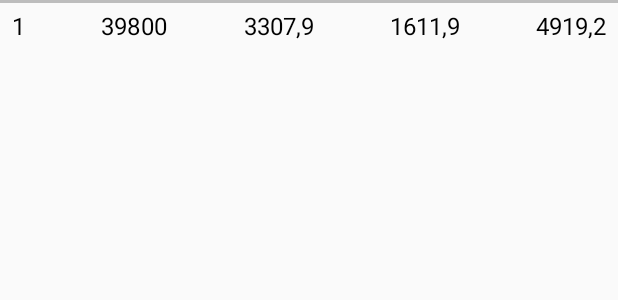
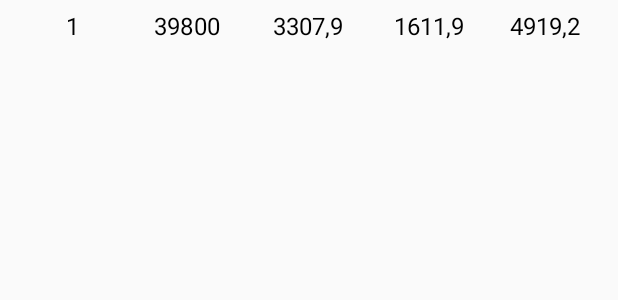
Before and after one commit to Ispas-Catalin/EzMaths, an Android app: the layout rambursari_item.xml on its own in the app's theme, with its tools: preview values and no code run, on a phone screen of 412 x 824 dp. Shown: the top 300 px of the screen. Run offline under Robolectric (Android 15) with nearby library versions, the phone set to English and light mode, and no system bars.

Commit message:
5/20/2020 18:55 commit

```diff
--- a/app/src/main/res/layout/activity_tabel_rambursari.xml
+++ b/app/src/main/res/layout/activity_tabel_rambursari.xml
@@ -28,7 +28,8 @@
         app:layout_constraintHorizontal_bias="0.0"
         app:layout_constraintStart_toStartOf="parent"
         app:layout_constraintTop_toBottomOf="@+id/backbtn"
-        app:layout_constraintVertical_bias="0.0">
+        app:layout_constraintVertical_bias="0.0"
+        android:paddingBottom="16dp">
 
         <androidx.recyclerview.widget.RecyclerView
             android:id="@+id/rambursariRecyclerView"
--- a/app/src/main/res/layout/fragment_rambursari1.xml
+++ b/app/src/main/res/layout/fragment_rambursari1.xml
@@ -110,7 +110,7 @@
         android:layout_marginLeft="8dp"
         android:gravity="center"
         android:hint="i"
-        android:inputType="number"
+        android:inputType="numberDecimal"
         android:textSize="@dimen/nomralTV"
         app:layout_constraintBottom_toBottomOf="@+id/dobandaTV"
         app:layout_constraintStart_toEndOf="@+id/dobandaTV"
--- a/app/src/main/res/layout/rambursari_item.xml
+++ b/app/src/main/res/layout/rambursari_item.xml
@@ -1,96 +1,113 @@
 <?xml version="1.0" encoding="utf-8"?>
-<androidx.constraintlayout.widget.ConstraintLayout xmlns:android="http://schemas.android.com/apk/res/android"
-    xmlns:app="http://schemas.android.com/apk/res-auto"
-    xmlns:tools="http://schemas.android.com/tools"
+
+<LinearLayout xmlns:android="http://schemas.android.com/apk/res/android"
     android:layout_width="match_parent"
     android:layout_height="wrap_content"
-
-    >
+    android:orientation="vertical">
 
     <TextView
         android:layout_width="match_parent"
         android:layout_height="2dp"
-        android:background="@color/silver"
-        app:layout_constraintBottom_toBottomOf="parent"
-        app:layout_constraintEnd_toEndOf="parent"
-        app:layout_constraintHorizontal_bias="0"
-        app:layout_constraintStart_toStartOf="parent"
-        app:layout_constraintTop_toTopOf="parent"
-        app:layout_constraintVertical_bias="0"
-        android:layout_marginBottom="32dp"
-        />
+        android:textColor="@color/silver"/>
+
+    <LinearLayout
+        android:layout_width="match_parent"
+        android:layout_height="wrap_content"
+        android:orientation="horizontal"
+        android:weightSum="5"
+        android:padding="4dp"
+        android:baselineAligned="false">
+
+        <LinearLayout
+            android:layout_width="0dp"
+            android:layout_height="match_parent"
+            android:layout_weight="1"
+            android:orientation="vertical">
 
             <TextView
                 android:id="@+id/kTVramburs"
-        android:layout_width="wrap_content"
+                android:layout_width="match_parent"
                 android:layout_height="wrap_content"
                 android:text="1"
                 android:layout_marginLeft="8dp"
                 android:textColor="@color/black"
                 android:textSize="@dimen/nomralTV"
-        android:gravity="center"
-        app:layout_constraintBottom_toBottomOf="parent"
-        app:layout_constraintEnd_toEndOf="parent"
-        app:layout_constraintHorizontal_bias="0"
-        app:layout_constraintStart_toStartOf="parent"
-        app:layout_constraintTop_toTopOf="parent"
-        app:layout_constraintVertical_bias="0.5" />
+                android:gravity="center"/>
+
+        </LinearLayout>
+
+        <LinearLayout
+            android:layout_width="0dp"
+            android:layout_height="match_parent"
+            android:layout_weight="1"
+            android:orientation="vertical">
 
             <TextView
                 android:id="@+id/rkTVramburs"
-        android:layout_width="wrap_content"
+                android:layout_width="match_parent"
                 android:layout_height="wrap_content"
                 android:text="39800"
-        android:gravity="center"
                 android:textColor="@color/black"
                 android:textSize="@dimen/nomralTV"
-        app:layout_constraintBottom_toBottomOf="parent"
-        app:layout_constraintEnd_toStartOf="@+id/dkTVramburs"
-        app:layout_constraintHorizontal_bias="0.5"
-        app:layout_constraintStart_toEndOf="@+id/kTVramburs"
-        app:layout_constraintTop_toTopOf="parent" />
+                android:gravity="center"/>
+
+        </LinearLayout>
+
+
+        <LinearLayout
+            android:layout_width="0dp"
+            android:layout_height="match_parent"
+            android:layout_weight="1"
+            android:orientation="vertical">
 
             <TextView
                 android:id="@+id/dkTVramburs"
-        android:layout_width="wrap_content"
+                android:layout_width="match_parent"
                 android:layout_height="wrap_content"
                 android:text="3307,9"
-        android:gravity="center"
                 android:textColor="@color/black"
                 android:textSize="@dimen/nomralTV"
-        app:layout_constraintBottom_toBottomOf="parent"
-        app:layout_constraintEnd_toStartOf="@+id/qkTVramburs"
-        app:layout_constraintHorizontal_bias="0.5"
-        app:layout_constraintStart_toEndOf="@+id/rkTVramburs"
-        app:layout_constraintTop_toTopOf="parent" />
+                android:gravity="center"/>
+
+        </LinearLayout>
+
+        <LinearLayout
+            android:layout_width="0dp"
+            android:layout_height="match_parent"
+            android:layout_weight="1"
+            android:orientation="vertical">
 
             <TextView
                 android:id="@+id/qkTVramburs"
-        android:layout_width="wrap_content"
-        android:layout_height="wrap_content"
+                android:layout_width="match_parent"
+                android:layout_height="match_parent"
                 android:text="1611,9"
-        android:gravity="center"
                 android:textColor="@color/black"
                 android:textSize="@dimen/nomralTV"
-        app:layout_constraintBottom_toBottomOf="parent"
-        app:layout_constraintEnd_toStartOf="@+id/omegakTVramburs"
-        app:layout_constraintHorizontal_bias="0.5"
-        app:layout_constraintStart_toEndOf="@+id/dkTVramburs"
-        app:layout_constraintTop_toTopOf="parent" />
+                android:gravity="center"/>
+
+        </LinearLayout>
+
+        <LinearLayout
+            android:layout_width="0dp"
+            android:layout_height="match_parent"
+            android:layout_weight="1"
+            android:orientation="vertical">
 
             <TextView
                 android:id="@+id/omegakTVramburs"
-        android:layout_width="wrap_content"
+                android:layout_width="match_parent"
                 android:layout_height="wrap_content"
                 android:text="4919,2"
-        android:gravity="center"
                 android:layout_marginRight="8dp"
                 android:textColor="@color/black"
                 android:textSize="@dimen/nomralTV"
-        app:layout_constraintBottom_toBottomOf="parent"
-        app:layout_constraintEnd_toEndOf="parent"
-        app:layout_constraintHorizontal_bias="1"
-        app:layout_constraintStart_toStartOf="parent"
-        app:layout_constraintTop_toTopOf="parent"
-        app:layout_constraintVertical_bias="0.5" />
-</androidx.constraintlayout.widget.ConstraintLayout>
+                android:gravity="center"/>
+
+        </LinearLayout>
+
+
+    </LinearLayout>
+
+
+</LinearLayout>
```
Also changed, not shown: app/src/main/java/com/example/ezmaths/Rambursari/AlgoritmRambursariSimplu.java (+18 -7 lines), app/src/main/java/com/example/ezmaths/Rambursari/ui/main/Rambursari1Fragment.java (+72 -12 lines). Lines whose indentation alone changed are shown as unchanged.
